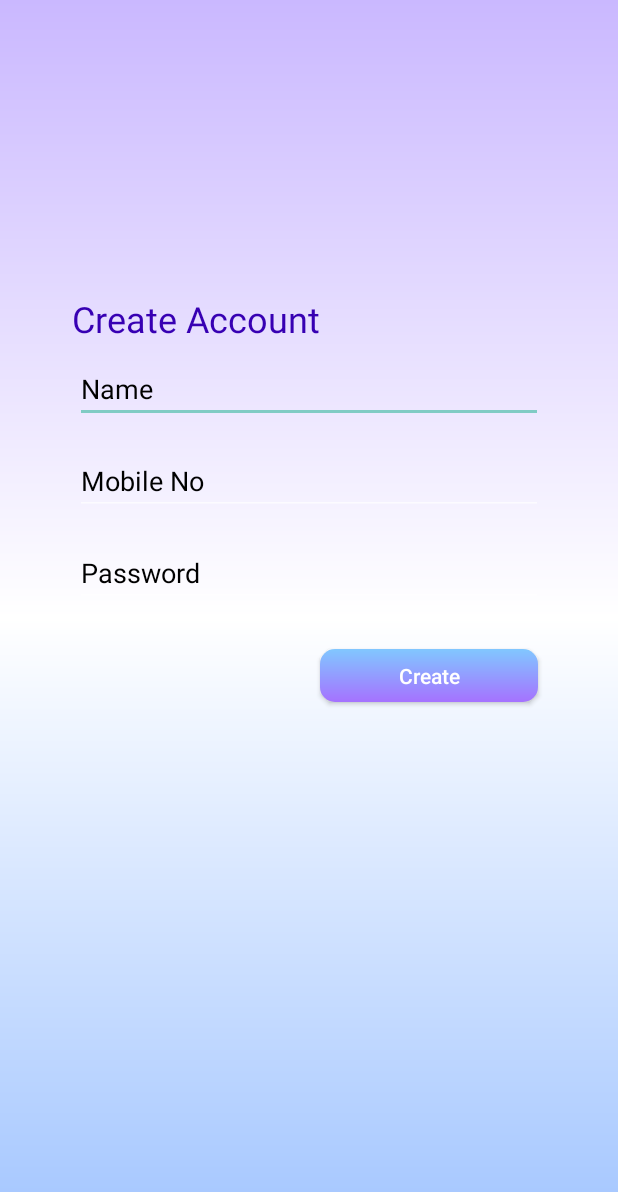
After one commit to vishalpatel0/Exploria-apk, an Android app: the ca screen opened directly, with no data from a screen before it, on a phone screen of 412 x 824 dp. The commit adds this screen. Shown: the top 1192 px of the screen. Run offline under Robolectric (Android 15) with nearby library versions, the phone set to English and light mode, and no system bars; our stand-ins replace Firebase (no records; nobody signed in at launch, a user with empty details on screens opened directly); network calls fail; Roboto replaces fonts that are not available here.

Commit message:
20000mka

```diff
--- /dev/null
+++ b/app/src/main/java/com/kharigo/exploria/ca.java
@@ -0,0 +1,38 @@
+package com.kharigo.exploria;
+
+import androidx.appcompat.app.AppCompatActivity;
+
+import android.os.Bundle;
+import android.view.View;
+import android.widget.Button;
+import android.widget.EditText;
+
+import com.google.firebase.database.DatabaseReference;
+import com.google.firebase.database.FirebaseDatabase;
+import com.kharigo.exploria.home.User;
+
+public class ca extends AppCompatActivity {
+    EditText editTextTextPersonName3,editTextTextPersonName4,editTextTextPersonName5;
+    private DatabaseReference mDatabase;
+
+    @Override
+    protected void onCreate(Bundle savedInstanceState) {
+        super.onCreate(savedInstanceState);
+        setContentView(R.layout.activity_ca);
+        Button button3 = findViewById(R.id.button3);
+        mDatabase = FirebaseDatabase.getInstance().getReference();
+        FirebaseDatabase database = FirebaseDatabase.getInstance();
+        editTextTextPersonName3 = findViewById(R.id.editTextTextPersonName3);
+         editTextTextPersonName4 = findViewById(R.id.editTextTextPersonName4);
+
+
+        editTextTextPersonName5 = findViewById(R.id.editTextTextPersonName5);
+        button3.setOnClickListener(new View.OnClickListener() {
+            @Override
+            public void onClick(View v) {
+                new MainActivity().writeNewUser(editTextTextPersonName4.getText().toString(),editTextTextPersonName3.getText().toString(),editTextTextPersonName5.getText().toString()); finish();
+
+            }
+        });
+    }
+}
--- a/app/src/main/java/com/kharigo/exploria/uses_permission.java
+++ b/app/src/main/java/com/kharigo/exploria/uses_permission.java
@@ -20,6 +20,7 @@ public class uses_permission {
                 .withPermissions(
                         Manifest.permission.WRITE_EXTERNAL_STORAGE,
                         Manifest.permission.ACCESS_COARSE_LOCATION,
+                        Manifest.permission.CAMERA,
                         Manifest.permission.ACCESS_FINE_LOCATION
                 )
                 .withListener(new MultiplePermissionsListener() {
--- /dev/null
+++ b/app/src/main/res/layout/activity_ca.xml
@@ -0,0 +1,83 @@
+<?xml version="1.0" encoding="utf-8"?>
+<androidx.constraintlayout.widget.ConstraintLayout xmlns:android="http://schemas.android.com/apk/res/android"
+    xmlns:app="http://schemas.android.com/apk/res-auto"
+    xmlns:tools="http://schemas.android.com/tools"
+    android:layout_width="match_parent"
+    android:layout_height="match_parent"
+    android:background="@drawable/bg"
+    tools:context=".ca">
+
+    <Button
+        android:id="@+id/button3"
+        android:layout_width="145dp"
+        android:layout_height="35dp"
+        android:layout_marginTop="28dp"
+        android:background="@drawable/btn_style"
+        android:text="Create"
+        android:textAllCaps="false"
+        app:layout_constraintEnd_toEndOf="parent"
+        app:layout_constraintHorizontal_bias="0.8"
+        app:layout_constraintStart_toStartOf="parent"
+        app:layout_constraintTop_toBottomOf="@+id/editTextTextPersonName5" />
+
+    <EditText
+        android:id="@+id/editTextTextPersonName3"
+        android:layout_width="0dp"
+        android:layout_height="wrap_content"
+        android:layout_marginLeft="50dp"
+        android:layout_marginTop="8dp"
+        android:layout_marginRight="50dp"
+        android:ems="10"
+        android:hint="Name"
+        android:inputType="textPersonName"
+        android:textColor="@color/black"
+        android:textColorHint="@color/black"
+        app:layout_constraintEnd_toEndOf="parent"
+        app:layout_constraintStart_toStartOf="parent"
+        app:layout_constraintTop_toBottomOf="@+id/textView6" />
+
+    <EditText
+        android:id="@+id/editTextTextPersonName4"
+        android:layout_width="0dp"
+        android:layout_height="wrap_content"
+        android:layout_marginLeft="50dp"
+        android:layout_marginTop="16dp"
+        android:layout_marginRight="50dp"
+        android:ems="10"
+        android:hint="Mobile No"
+        android:inputType="number"
+        android:textColor="@color/black"
+        android:textColorHint="@color/black"
+        app:layout_constraintEnd_toEndOf="parent"
+        app:layout_constraintStart_toStartOf="parent"
+        app:layout_constraintTop_toBottomOf="@+id/editTextTextPersonName3" />
+
+    <EditText
+        android:id="@+id/editTextTextPersonName5"
+        android:layout_width="0dp"
+        android:layout_height="wrap_content"
+        android:layout_marginLeft="50dp"
+        android:layout_marginTop="16dp"
+        android:layout_marginRight="50dp"
+        android:ems="10"
+        android:hint="Password"
+        android:inputType="textPersonName"
+        android:textColor="@color/black"
+        android:textColorHint="@color/black"
+        app:layout_constraintEnd_toEndOf="parent"
+        app:layout_constraintStart_toStartOf="parent"
+        app:layout_constraintTop_toBottomOf="@+id/editTextTextPersonName4" />
+
+    <TextView
+        android:id="@+id/textView6"
+        android:layout_width="wrap_content"
+        android:layout_height="wrap_content"
+        android:layout_marginStart="48dp"
+        android:layout_marginTop="196dp"
+        android:text="Create Account"
+        android:textAllCaps="false"
+        android:textColor="@color/purple_700"
+        android:textSize="24sp"
+        app:layout_constraintStart_toStartOf="parent"
+        app:layout_constraintTop_toTopOf="parent" />
+</androidx.constraintlayout.widget.ConstraintLayout>
--- a/build.gradle
+++ b/build.gradle
@@ -10,7 +10,7 @@ buildscript {
     }
     dependencies {
         classpath "com.android.tools.build:gradle:4.1.2"
-
+        classpath 'com.google.gms:google-services:4.3.10'
         // NOTE: Do not place your application dependencies here; they belong
         // in the individual module build.gradle files
     }
@@ -28,6 +28,7 @@ allprojects {
 allprojects {
     repositories {
         maven { url "https://jitpack.io" }
+        google()  // Google's Maven repository
     }
 }
 task clean(type: Delete) {
```
Also changed, not shown: app/build.gradle (+6 -2 lines), app/src/main/AndroidManifest.xml (+5 -3 lines), app/src/main/java/com/kharigo/exploria/MainActivity.java (+132 -14 lines), app/src/main/java/com/kharigo/exploria/home/User.java (added, +20 -0 lines), app/src/main/res/layout/activity_main.xml (+13 -0 lines), 1 other file.
